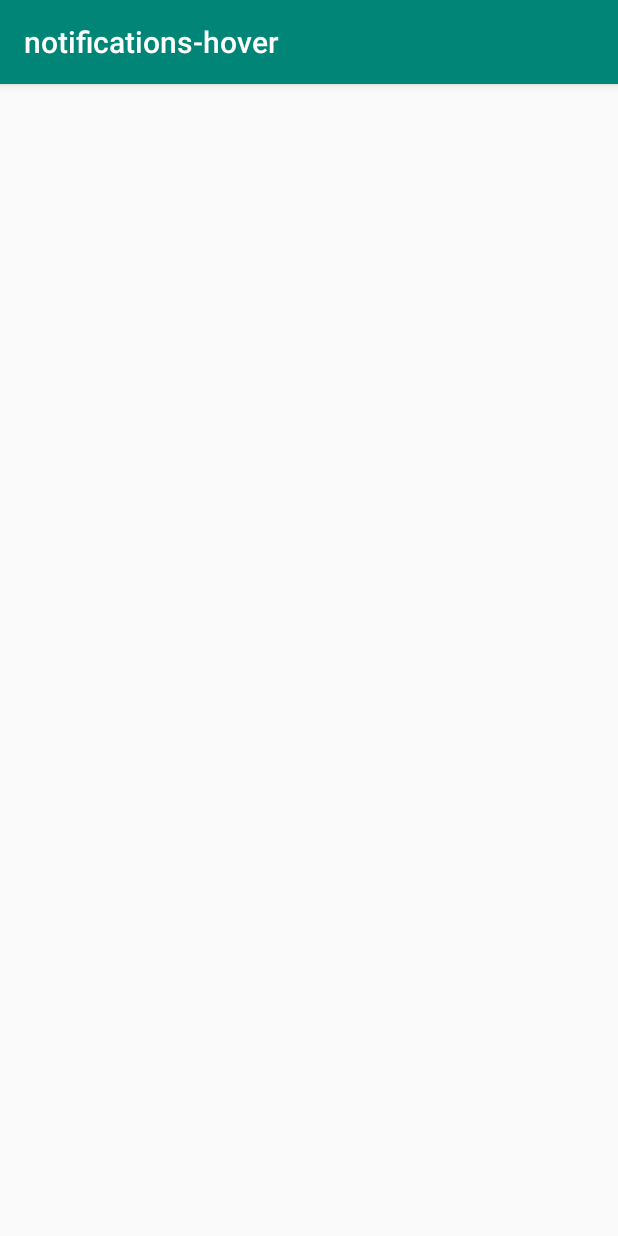
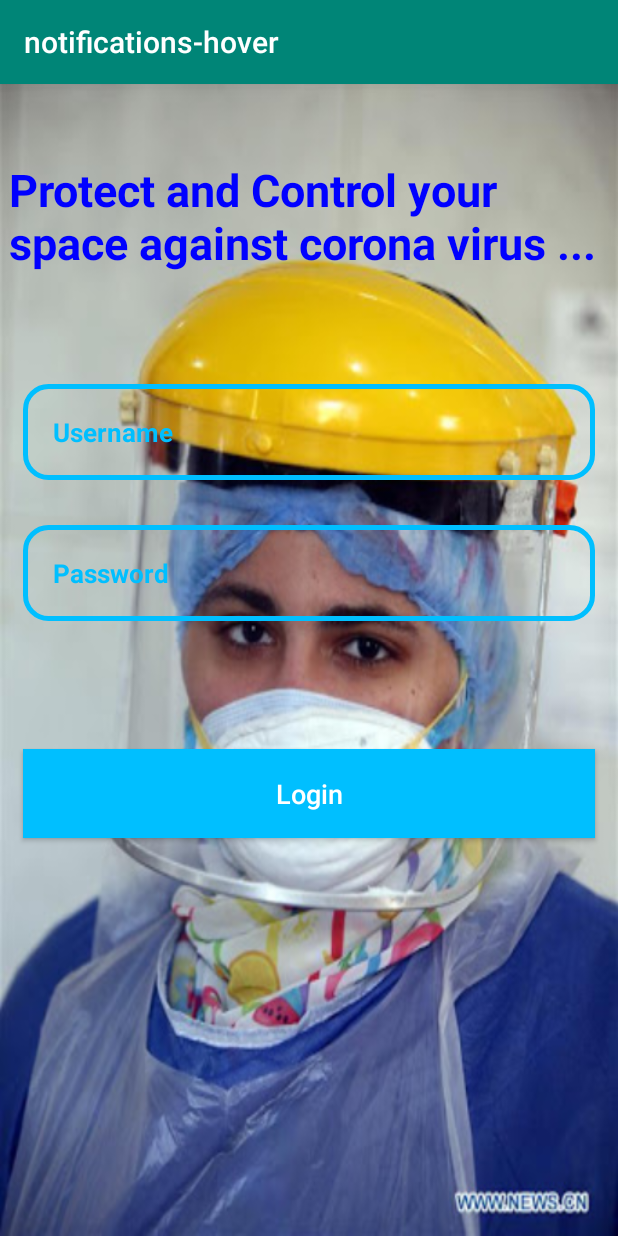
Before and after one commit to kasmiii/Hover-notification-MobileApp, an Android app: the screen it shows after launch (MainActivity before the commit, LoginActivity after it), on a phone screen of 412 x 824 dp. Run offline under Robolectric (Android 15) with nearby library versions, the light colour scheme and no system bars.

Commit message:
adding login activity

```diff
--- a/app/build.gradle
+++ b/app/build.gradle
@@ -25,6 +25,9 @@ dependencies {
     implementation 'androidx.constraintlayout:constraintlayout:2.0.4'
     implementation 'com.google.firebase:firebase-messaging:10.2.1'
     implementation "androidx.recyclerview:recyclerview:1.1.0"
+    implementation 'com.google.android.material:material:1.0.0'
+    implementation 'androidx.annotation:annotation:1.0.2'
+    implementation 'androidx.lifecycle:lifecycle-extensions:2.2.0'
     testImplementation 'junit:junit:4.12'
     androidTestImplementation 'androidx.test.ext:junit:1.1.0'
     androidTestImplementation 'androidx.test.espresso:espresso-core:3.3.0'
--- a/app/src/main/AndroidManifest.xml
+++ b/app/src/main/AndroidManifest.xml
@@ -9,28 +9,30 @@
         android:roundIcon="@mipmap/ic_launcher_round"
         android:supportsRtl="true"
         android:theme="@style/AppTheme">
-        <activity android:name=".activity.MainActivity">
+        <activity android:name=".activity.LoginActivity">
             <intent-filter>
                 <action android:name="android.intent.action.MAIN" />
 
                 <category android:name="android.intent.category.LAUNCHER" />
             </intent-filter>
         </activity>
+        <activity android:name=".activity.MainActivity">
+            <!--<intent-filter>
+                <action android:name="android.intent.action.MAIN" />
 
-        <!-- Firebase Notifications -->
+                <category android:name="android.intent.category.LAUNCHER" />
+            </intent-filter>-->
+        </activity> <!-- Firebase Notifications -->
         <service android:name=".service.MyFirebaseMessagingService">
             <intent-filter>
                 <action android:name="com.google.firebase.MESSAGING_EVENT" />
             </intent-filter>
         </service>
-
         <service android:name=".service.MyFirebaseInstanceIDService">
             <intent-filter>
                 <action android:name="com.google.firebase.INSTANCE_ID_EVENT" />
             </intent-filter>
         </service>
-        <!-- ./Firebase Notifications -->
-
     </application>
 
 </manifest>
--- /dev/null
+++ b/app/src/main/java/com/example/notifications_hover/activity/LoginActivity.java
@@ -0,0 +1,56 @@
+package com.example.notifications_hover.activity;
+
+import androidx.appcompat.app.AppCompatActivity;
+
+import android.content.Intent;
+import android.os.Bundle;
+import android.text.TextUtils;
+import android.view.View;
+import android.widget.Button;
+import android.widget.EditText;
+import android.widget.Toast;
+
+import com.example.notifications_hover.R;
+
+public class LoginActivity extends AppCompatActivity {
+
+    private EditText username;
+    private EditText password;
+    private Button loginButton;
+
+    @Override
+    protected void onCreate(Bundle savedInstanceState) {
+        super.onCreate(savedInstanceState);
+        setContentView(R.layout.activity_login);
+
+        username=findViewById(R.id.login_username_input);
+        password=findViewById(R.id.login_password_input);
+        loginButton=findViewById(R.id.login_btn);
+
+        loginButton.setOnClickListener(new View.OnClickListener() {
+            @Override
+            public void onClick(View v) {
+                loginUser();
+            }
+        });
+    }
+
+    private void loginUser() {
+        String username_str=username.getText().toString();
+        String password_str=password.getText().toString();
+
+        if(TextUtils.isEmpty(username_str)){
+            Toast.makeText(this,"please enter your username",Toast.LENGTH_LONG).show();
+        }
+        else if(TextUtils.isEmpty(password_str)){
+            Toast.makeText(this,"please enter your password",Toast.LENGTH_LONG).show();
+        }
+        else if(!username_str.equals("hover") && !password_str.equals("hover")){
+            Toast.makeText(this,"username or password is wrong !",Toast.LENGTH_LONG).show();
+        }
+        else{
+            Intent intent=new Intent(LoginActivity.this,MainActivity.class);
+            startActivity(intent);
+        }
+    }
+}
--- a/app/src/main/java/com/example/notifications_hover/adapters/MyAdapter.java
+++ b/app/src/main/java/com/example/notifications_hover/adapters/MyAdapter.java
@@ -63,7 +63,13 @@ public class MyAdapter extends RecyclerView.Adapter<MyAdapter.CustomViewHolder>
         holder.textViewBody.setText(notificationList.get(position).getBody());
         SimpleDateFormat ft = new SimpleDateFormat ("hh:mm:ss");
         holder.TextViewTimeStamp.setText(ft.format(notificationList.get(position).getDate()));
-        //holder.ImageView.setImageResource(0);
+
+        if( notificationList.get(position).getTitle().contains("distance") ){
+            holder.ImageView.setImageResource(R.drawable.distance);
+        }
+        else
+            holder.ImageView.setImageResource(R.drawable.mask);
+
 
         holder.itemView.setOnTouchListener(new OnSwipeTouchListener(context){
 
--- /dev/null
+++ b/app/src/main/res/drawable/buttons.xml
@@ -0,0 +1,7 @@
+<?xml version="1.0" encoding="utf-8"?>
+<shape xmlns:android="http://schemas.android.com/apk/res/android">
+
+    <solid
+        android:color="@color/colorDeepSky"/>
+
+</shape>
--- /dev/null
+++ b/app/src/main/res/drawable/input_design.xml
@@ -0,0 +1,10 @@
+<?xml version="1.0" encoding="utf-8"?>
+<shape xmlns:android="http://schemas.android.com/apk/res/android">
+
+    <stroke
+        android:color="@color/colorDeepSky"
+        android:width="3dp"/>
+
+    <corners
+        android:radius="15dp"/>
+</shape>
--- /dev/null
+++ b/app/src/main/res/layout/activity_login.xml
@@ -0,0 +1,84 @@
+<?xml version="1.0" encoding="utf-8"?>
+<RelativeLayout xmlns:android="http://schemas.android.com/apk/res/android"
+    xmlns:tools="http://schemas.android.com/tools"
+    android:layout_width="match_parent"
+    android:layout_height="match_parent"
+    android:background="@drawable/cor"
+    tools:context=".activity.LoginActivity">
+
+    <TextView
+        android:id="@+id/login_applogo"
+        android:layout_width="400dp"
+        android:layout_height="150dp"
+        android:layout_centerHorizontal="true"
+        android:text="Protect and Control your space against corona virus ..."
+        android:layout_marginTop="50dp"
+        android:textSize="30dp"
+        android:textColor="@color/colorDeepSkyBlue"
+        android:textStyle="bold"
+        />
+
+    <EditText
+        android:id="@+id/login_username_input"
+        android:layout_width="match_parent"
+        android:layout_height="wrap_content"
+        android:layout_below="@drawable/input_design"
+        android:background="@drawable/input_design"
+        android:padding="20dp"
+        android:layout_marginTop="200dp"
+        android:layout_marginLeft="15dp"
+        android:layout_marginRight="15dp"
+        android:hint="Username"
+        android:inputType="text"
+        android:textColor="@color/colorDeepSky"
+        android:textColorHint="@color/colorDeepSky"
+        android:textSize="17sp"
+        android:textStyle="bold"
+        />
+
+    <EditText
+        android:id="@+id/login_password_input"
+        android:layout_width="match_parent"
+        android:layout_height="wrap_content"
+        android:layout_below="@+id/login_username_input"
+        android:background="@drawable/input_design"
+        android:padding="20dp"
+        android:layout_marginLeft="15dp"
+        android:layout_marginRight="15dp"
+        android:layout_marginTop="30dp"
+        android:hint="Password"
+        android:inputType="textPassword"
+        android:textColor="@color/colorDeepSky"
+        android:textColorHint="@color/colorDeepSky"
+        android:textSize="17sp"
+        android:textStyle="bold"
+        />
+
+    <LinearLayout
+        android:id="@+id/linear_layout_1"
+        android:layout_width="match_parent"
+        android:layout_height="wrap_content"
+        android:orientation="horizontal"
+        android:layout_below="@+id/login_password_input"
+        android:layout_marginTop="5dp">
+
+
+    </LinearLayout>
+
+    <Button
+        android:id="@+id/login_btn"
+        android:layout_width="match_parent"
+        android:layout_height="wrap_content"
+        android:layout_below="@+id/linear_layout_1"
+        android:layout_marginTop="80dp"
+        android:layout_marginLeft="15dp"
+        android:layout_marginRight="15dp"
+        android:background="@drawable/buttons"
+        android:padding="17dp"
+        android:textAllCaps="false"
+        android:textSize="18sp"
+        android:text="Login"
+        android:textColor="@android:color/white"
+        />
+
+</RelativeLayout>
--- a/app/src/main/res/values/colors.xml
+++ b/app/src/main/res/values/colors.xml
@@ -3,4 +3,6 @@
     <color name="colorPrimary">#008577</color>
     <color name="colorPrimaryDark">#00574B</color>
     <color name="colorAccent">#D81B60</color>
+    <color name="colorDeepSkyBlue">#0000FF</color>
+    <color name="colorDeepSky">#00BFFF</color>
 </resources>
--- /dev/null
+++ b/app/src/main/res/values/dimens.xml
@@ -0,0 +1,5 @@
+<resources>
+    <!-- Default screen margins, per the Android Design guidelines. -->
+    <dimen name="activity_horizontal_margin">16dp</dimen>
+    <dimen name="activity_vertical_margin">16dp</dimen>
+</resources>
--- a/app/src/main/res/values/strings.xml
+++ b/app/src/main/res/values/strings.xml
@@ -1,3 +1,12 @@
 <resources>
     <string name="app_name">notifications-hover</string>
+    <string name="title_activity_login">Sign in</string>
+    <string name="prompt_email">Email</string>
+    <string name="prompt_password">Password</string>
+    <string name="action_sign_in">Sign in or register</string>
+    <string name="action_sign_in_short">Sign in</string>
+    <string name="welcome">"Welcome !"</string>
+    <string name="invalid_username">Not a valid username</string>
+    <string name="invalid_password">Password must be >5 characters</string>
+    <string name="login_failed">"Login failed"</string>
 </resources>
```
Also changed, not shown: app/src/main/res/drawable/cor.jpg (added), app/src/main/res/drawable/corona.jpg (added), app/src/main/res/drawable/distance.png (added), app/src/main/res/drawable/mask.png (added).
